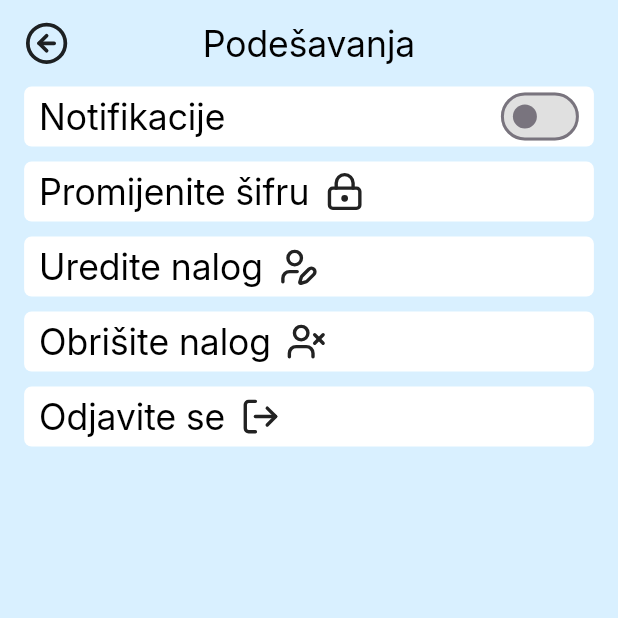
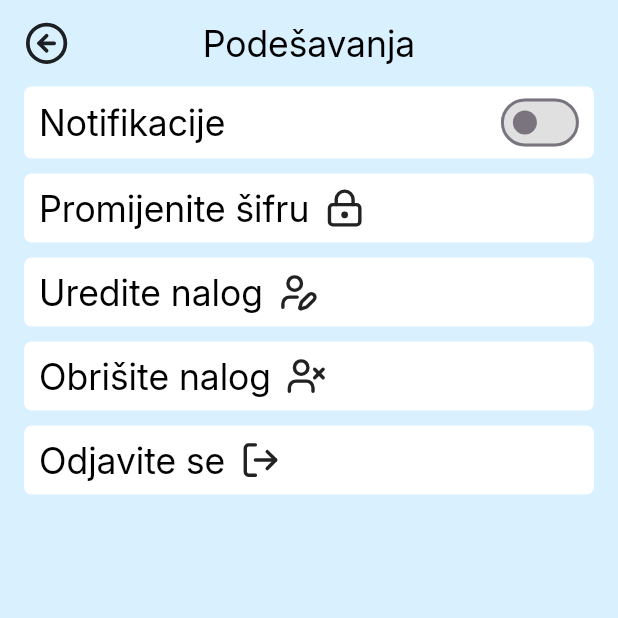
Before and after one commit to KomUnity1318/KomUnity, a Flutter app: the SettingsScreen screen opened directly, on a phone screen of 412 x 824 dp, the top half of it. Run offline on Flutter 3.47's test engine with Material 3 defaults, Android fonts, the phone set to English and light mode, and no system bars; our stand-ins replace cloud_firestore, device_preview, firebase_auth, firebase_core, firebase_storage, flutter_svg and 4 more; missing offline and left inert: slide_indexed_stack; accounts and stored records are empty.

Commit message:
small fixes

```diff
--- a/lib/account/AccountViewUserScreen.dart
+++ b/lib/account/AccountViewUserScreen.dart
@@ -322,7 +322,8 @@ class _AccountViewUserScreenState extends State<AccountViewUserScreen> {
                             ),
                             SizedBox(height: 10),
                             Container(
-                              height: (medijakveri.size.height - medijakveri.padding.top) * 0.416,
+                              constraints: BoxConstraints(maxHeight: (medijakveri.size.height - medijakveri.padding.top) * 0.55),
+                              // height: (medijakveri.size.height - medijakveri.padding.top) * 0.416,
                               child: StreamBuilder(
                                 stream: FirebaseFirestore.instance.collection('posts').snapshots(),
                                 builder: (context, snapshot) {
@@ -351,6 +352,8 @@ class _AccountViewUserScreenState extends State<AccountViewUserScreen> {
                                     }
                                   });
                                   return ListView.builder(
+                                    primary: false,
+                                    shrinkWrap: true,
                                     itemCount: mojeObjave.length,
                                     itemBuilder: (context, index) {
                                       final user = users!.docs.where((value) => value.id == mojeObjave[index].data()['ownerId']).toList();
@@ -376,6 +379,7 @@ class _AccountViewUserScreenState extends State<AccountViewUserScreen> {
                             ),
                           ],
                         ),
+                        SizedBox(height: (medijakveri.size.height - medijakveri.padding.top) * 0.05),
                       ],
                     );
                   },
--- a/lib/account/SettingsScreen.dart
+++ b/lib/account/SettingsScreen.dart
@@ -51,7 +51,6 @@ class _SettingsScreenState extends State<SettingsScreen> {
                 isCenter: true,
               ),
               Container(
-                height: 40,
                 padding: EdgeInsets.symmetric(horizontal: 10, vertical: 0),
                 decoration: BoxDecoration(
                   color: Colors.white,
@@ -78,7 +77,7 @@ class _SettingsScreenState extends State<SettingsScreen> {
               ),
               SizedBox(height: 10),
               Container(
-                padding: EdgeInsets.symmetric(horizontal: 10, vertical: 5),
+                padding: EdgeInsets.symmetric(horizontal: 10, vertical: 8),
                 decoration: BoxDecoration(
                   color: Colors.white,
                   borderRadius: BorderRadius.circular(5),
@@ -121,7 +120,7 @@ class _SettingsScreenState extends State<SettingsScreen> {
                   );
                 },
                 child: Container(
-                  padding: EdgeInsets.symmetric(horizontal: 10, vertical: 5),
+                  padding: EdgeInsets.symmetric(horizontal: 10, vertical: 8),
                   decoration: BoxDecoration(
                     color: Colors.white,
                     borderRadius: BorderRadius.circular(5),
@@ -143,7 +142,7 @@ class _SettingsScreenState extends State<SettingsScreen> {
               ),
               SizedBox(height: 10),
               Container(
-                padding: EdgeInsets.symmetric(horizontal: 10, vertical: 5),
+                padding: EdgeInsets.symmetric(horizontal: 10, vertical: 8),
                 decoration: BoxDecoration(
                   color: Colors.white,
                   borderRadius: BorderRadius.circular(5),
@@ -196,7 +195,7 @@ class _SettingsScreenState extends State<SettingsScreen> {
                   }
                 },
                 child: Container(
-                  padding: EdgeInsets.symmetric(horizontal: 10, vertical: 5),
+                  padding: EdgeInsets.symmetric(horizontal: 10, vertical: 8),
                   decoration: BoxDecoration(
                     color: Colors.white,
                     borderRadius: BorderRadius.circular(5),
--- a/lib/components/ObjavaCard.dart
+++ b/lib/components/ObjavaCard.dart
@@ -313,7 +313,6 @@ class _ObjavaCardState extends State<ObjavaCard> {
                                         }
                                         try {
                                           await FirebaseFirestore.instance.collection('posts').doc(widget.objavaId).delete().then((value) {
-                                            Navigator.pop(context);
                                             ScaffoldMessenger.of(context).hideCurrentSnackBar();
                                             ScaffoldMessenger.of(context).showSnackBar(
                                               SnackBar(
@@ -329,8 +328,10 @@ class _ObjavaCardState extends State<ObjavaCard> {
                                                 elevation: 4,
                                               ),
                                             );
+                                            Navigator.pop(context);
                                           });
                                         } catch (e) {
+                                          Navigator.pop(context);
                                           Metode.showErrorDialog(
                                             isJednoPoredDrugog: false,
                                             context: context,
--- a/lib/main/AddScreen.dart
+++ b/lib/main/AddScreen.dart
@@ -87,9 +87,10 @@ class _AddScreenState extends State<AddScreen> {
           isLoading = false;
           objavaData['naslov'] = '';
           objavaData['opis'] = '';
-          objavaData['kategorija'] = '';
+          objavaData['kategorija'] = 'Pomoć';
           form.currentState!.reset();
         });
+        Navigator.pushNamedAndRemoveUntil(context, '/', (Route<dynamic> route) => false);
         ScaffoldMessenger.of(context).hideCurrentSnackBar();
         ScaffoldMessenger.of(context).showSnackBar(
           SnackBar(
--- a/lib/objava/ObjavaViewScreen.dart
+++ b/lib/objava/ObjavaViewScreen.dart
@@ -375,6 +375,7 @@ class _ObjavaViewScreenState extends State<ObjavaViewScreen> {
                       ),
                       SizedBox(height: 15),
                       Container(
+                        width: medijakveri.size.width * 0.961,
                         child: Text(
                           objava!.data()!['opis'],
                           style: Theme.of(context).textTheme.headlineMedium!.copyWith(
@@ -471,6 +472,7 @@ class _ObjavaViewScreenState extends State<ObjavaViewScreen> {
                                   );
                                 }
                                 return ListView.builder(
+                                  primary: false,
                                   itemCount: dobrovoljciProfili.length,
                                   itemBuilder: (context, index) {
                                     return GestureDetector(
```
